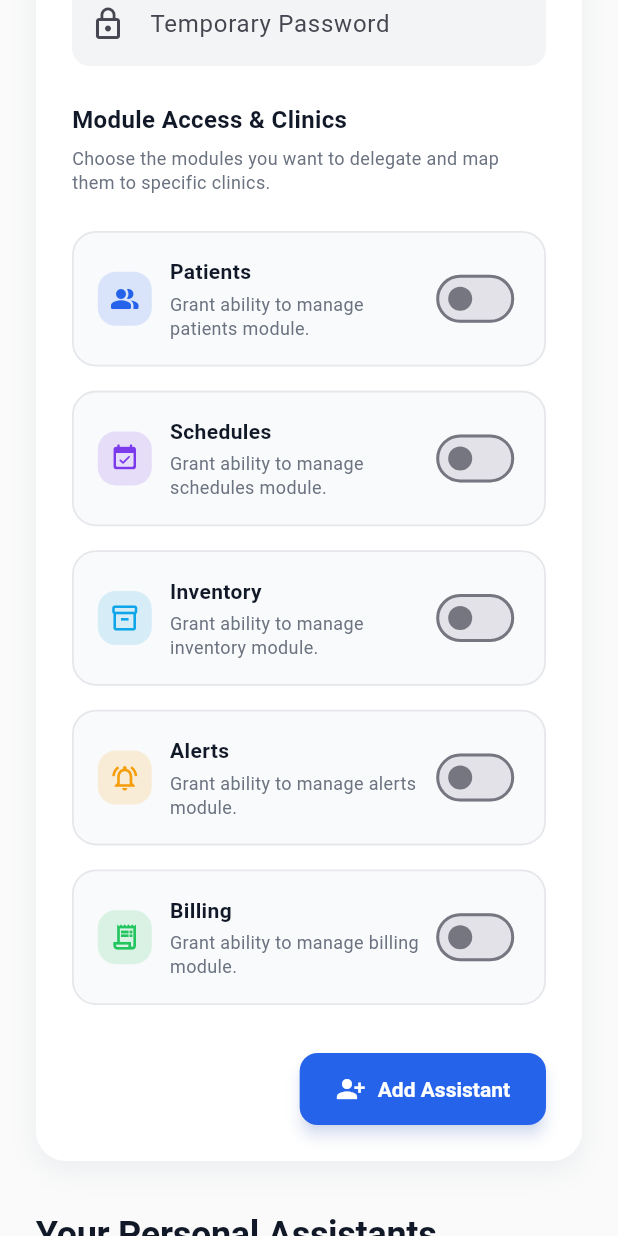
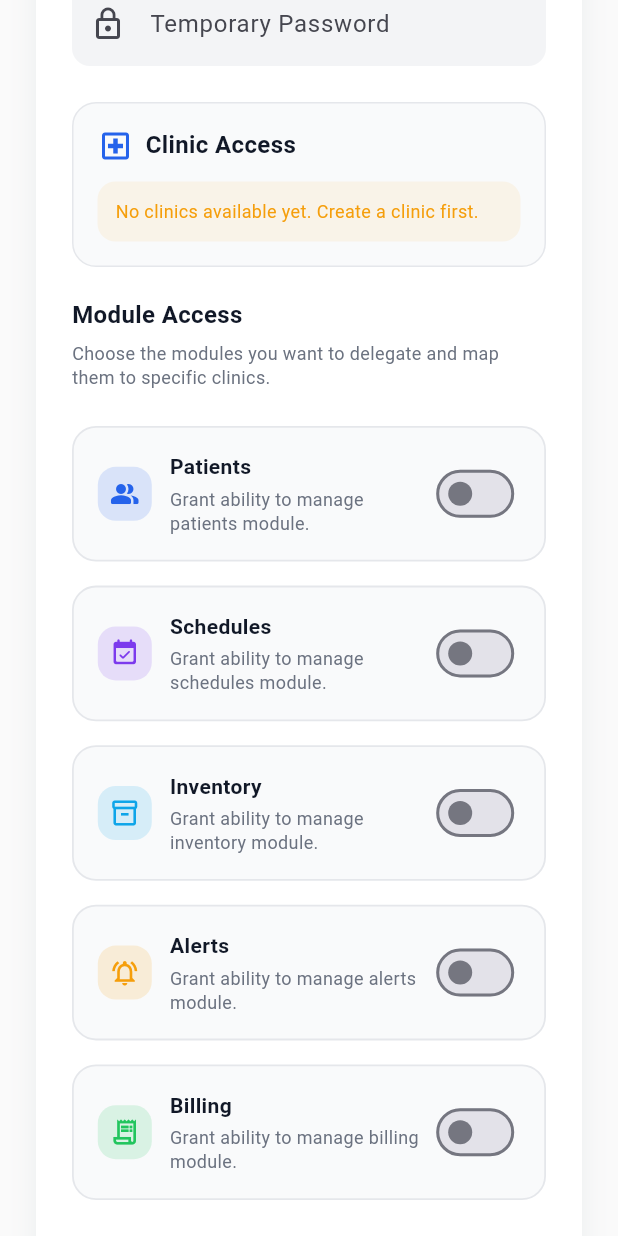
Before and after one commit to thezeeshanasghar/vn, a Flutter app: the PersonalAssistantScreen widget shown alone on an empty page, opened directly, scrolled down 576 dp, on a phone screen of 412 x 824 dp. Run offline on Flutter 3.47's test engine with Material 3 defaults, Android fonts, the light colour scheme and no system bars; our stand-ins replace get, image_picker, shared_preferences; accounts and stored records are empty.

Commit message:
feat: add clinic selection flow for pa access

```diff
--- a/doctor/lib/screens/personal_assistant_screen.dart
+++ b/doctor/lib/screens/personal_assistant_screen.dart
@@ -112,6 +112,115 @@ Map<String, bool> _emptyPermissionFlags() {
   };
 }
 
+void _pruneClinicSelections(
+  Set<int> selectedClinics,
+  Map<String, Set<int>> moduleSelections,
+  int clinicId,
+) {
+  if (selectedClinics.contains(clinicId)) return;
+  for (final module in _moduleSpecs) {
+    moduleSelections[module.field]?.remove(clinicId);
+  }
+}
+
+Widget _buildClinicSelectionSection({
+  required List<Clinic> clinics,
+  required Set<int> selectedClinicIds,
+  required Map<String, Set<int>> moduleSelections,
+  required void Function(void Function()) updateState,
+}) {
+  return Container(
+    padding: const EdgeInsets.all(16),
+    decoration: BoxDecoration(
+      color: AppColors.grey50,
+      borderRadius: BorderRadius.circular(16),
+      border: Border.all(color: AppColors.grey200),
+    ),
+    child: Column(
+      crossAxisAlignment: CrossAxisAlignment.start,
+      children: [
+        Row(
+          children: [
+            const Icon(Icons.local_hospital_outlined, color: AppColors.primary),
+            const SizedBox(width: 8),
+            Text(
+              'Clinic Access',
+              style: AppTextStyles.bodyLarge.copyWith(
+                fontWeight: FontWeight.w700,
+                color: AppColors.textPrimary,
+              ),
+            ),
+            const Spacer(),
+            if (clinics.isNotEmpty) ...[
+              TextButton.icon(
+                onPressed: () {
+                  updateState(() {
+                    selectedClinicIds
+                      ..clear()
+                      ..addAll(clinics.map((clinic) => clinic.clinicId));
+                  });
+                },
+                icon: const Icon(Icons.done_all, size: 18),
+                label: const Text('Select All'),
+              ),
+              TextButton.icon(
+                onPressed: () {
+                  updateState(() {
+                    selectedClinicIds.clear();
+                    for (final module in _moduleSpecs) {
+                      moduleSelections[module.field]?.clear();
+                    }
+                  });
+                },
+                icon: const Icon(Icons.clear_all, size: 18),
+                label: const Text('Clear'),
+              ),
+            ],
+          ],
+        ),
+        const SizedBox(height: 12),
+        if (clinics.isEmpty)
+          Container(
+            width: double.infinity,
+            padding: const EdgeInsets.all(12),
+            decoration: BoxDecoration(
+              color: AppColors.warning.withOpacity(0.08),
+              borderRadius: BorderRadius.circular(12),
+            ),
+            child: Text(
+              'No clinics available yet. Create a clinic first.',
+              style: AppTextStyles.bodySmall.copyWith(color: AppColors.warning),
+            ),
+          )
+        else
+          Wrap(
+            spacing: 8,
+            runSpacing: 8,
+            children: clinics.map((clinic) {
+              final isSelected = selectedClinicIds.contains(clinic.clinicId);
+              return FilterChip(
+                label: Text(clinic.name),
+                selected: isSelected,
+                onSelected: (value) {
+                  updateState(() {
+                    if (value) {
+                      selectedClinicIds.add(clinic.clinicId);
+                    } else {
+                      selectedClinicIds.remove(clinic.clinicId);
+                      _pruneClinicSelections(selectedClinicIds, moduleSelections, clinic.clinicId);
+                    }
+                  });
+                },
+                selectedColor: AppColors.primary.withOpacity(0.18),
+                checkmarkColor: AppColors.primary,
+              );
+            }).toList(),
+          ),
+      ],
+    ),
+  );
+}
+
 class PersonalAssistantScreen extends StatefulWidget {
   const PersonalAssistantScreen({super.key});
 
@@ -134,6 +243,8 @@ class _PersonalAssistantScreenState extends State<PersonalAssistantScreen> {
   final Map<String, Set<int>> _createModuleClinicSelections = {
     for (final module in _moduleSpecs) module.field: <int>{},
   };
+
+  final Set<int> _createClinicSelections = <int>{};
 
   PersonalAssistantController get _paController => Get.find<PersonalAssistantController>();
   ClinicController get _clinicController => Get.find<ClinicController>();
@@ -163,6 +274,7 @@ class _PersonalAssistantScreenState extends State<PersonalAssistantScreen> {
       _createModuleToggles[module.field] = false;
       _createModuleClinicSelections[module.field] = <int>{};
     }
+  _createClinicSelections.clear();
   }
 
   bool _validateModuleSelections(Map<String, bool> toggles, Map<String, Set<int>> selections) {
@@ -221,9 +333,13 @@ class _PersonalAssistantScreenState extends State<PersonalAssistantScreen> {
     required Map<String, bool> toggles,
     required Map<String, Set<int>> selections,
     required void Function(void Function()) updateState,
+  Set<int>? allowedClinicIds,
 }) {
     final isEnabled = toggles[module.field] ?? false;
     final selectedClinics = selections[module.field] ?? <int>{};
+  final filteredClinics = allowedClinicIds == null
+      ? clinics
+      : clinics.where((clinic) => allowedClinicIds.contains(clinic.clinicId)).toList();
 
     return Container(
       margin: const EdgeInsets.symmetric(vertical: 8),
@@ -286,7 +402,7 @@ class _PersonalAssistantScreenState extends State<PersonalAssistantScreen> {
           ),
           if (isEnabled) ...[
             const SizedBox(height: 14),
-            if (clinics.isEmpty)
+            if (filteredClinics.isEmpty)
               Container(
                 width: double.infinity,
                 padding: const EdgeInsets.all(12),
@@ -295,7 +411,9 @@ class _PersonalAssistantScreenState extends State<PersonalAssistantScreen> {
                   borderRadius: BorderRadius.circular(12),
                 ),
                 child: Text(
-                  'No clinics available yet. Create a clinic to assign access.',
+                  allowedClinicIds == null
+                      ? 'No clinics available yet. Create a clinic to assign access.'
+                      : 'Select clinics in the section above before granting ${module.label} access.',
                   style: AppTextStyles.bodySmall.copyWith(color: AppColors.warning),
                 ),
               )
@@ -303,7 +421,7 @@ class _PersonalAssistantScreenState extends State<PersonalAssistantScreen> {
               Wrap(
                 spacing: 8,
                 runSpacing: 8,
-                children: clinics.map((clinic) {
+                children: filteredClinics.map((clinic) {
                   final isSelected = selectedClinics.contains(clinic.clinicId);
                   return FilterChip(
                     label: Text(clinic.name),
@@ -341,6 +459,17 @@ class _PersonalAssistantScreenState extends State<PersonalAssistantScreen> {
         snackPosition: SnackPosition.TOP,
         backgroundColor: AppColors.warning.withOpacity(0.15),
         colorText: AppColors.warning,
+      );
+      return;
+    }
+
+    if (_createClinicSelections.isEmpty) {
+      Get.snackbar(
+        'Select clinics',
+        'Pick at least one clinic to map your assistant to.',
+        snackPosition: SnackPosition.TOP,
+        backgroundColor: AppColors.error.withOpacity(0.1),
+        colorText: AppColors.error,
       );
       return;
     }
@@ -418,6 +547,9 @@ class _PersonalAssistantScreenState extends State<PersonalAssistantScreen> {
             .map((access) => access.clinicId)
             .toSet(),
     };
+    final Set<int> selectedClinics = assistant.clinicAccess
+        .map((access) => access.clinicId)
+        .toSet();
 
     await showDialog<void>(
       context: context,
@@ -445,15 +577,25 @@ class _PersonalAssistantScreenState extends State<PersonalAssistantScreen> {
                 child: SingleChildScrollView(
                   child: Column(
                     crossAxisAlignment: CrossAxisAlignment.start,
-                    children: _moduleSpecs
-                        .map((module) => _buildModuleAccessTile(
+                    children: [
+                      _buildClinicSelectionSection(
+                        clinics: clinics,
+                        selectedClinicIds: selectedClinics,
+                        moduleSelections: moduleClinicSelections,
+                        updateState: setState,
+                      ),
+                      const SizedBox(height: 16),
+                      ..._moduleSpecs.map(
+                        (module) => _buildModuleAccessTile(
                           module: module,
                           clinics: clinics,
                           toggles: moduleToggles,
                           selections: moduleClinicSelections,
                           updateState: setState,
-                            ))
-                        .toList(),
+                          allowedClinicIds: selectedClinics,
+                        ),
+                      ),
+                    ],
                   ),
                 ),
               ),
@@ -631,8 +773,15 @@ class _PersonalAssistantScreenState extends State<PersonalAssistantScreen> {
               return Column(
                 crossAxisAlignment: CrossAxisAlignment.start,
                 children: [
+                  _buildClinicSelectionSection(
+                    clinics: clinics,
+                    selectedClinicIds: _createClinicSelections,
+                    moduleSelections: _createModuleClinicSelections,
+                    updateState: setState,
+                  ),
+                  const SizedBox(height: 20),
                   Text(
-                    'Module Access & Clinics',
+                    'Module Access',
                     style: AppTextStyles.bodyLarge.copyWith(
                       fontWeight: FontWeight.w700,
                       color: AppColors.textPrimary,
@@ -651,6 +800,7 @@ class _PersonalAssistantScreenState extends State<PersonalAssistantScreen> {
                       toggles: _createModuleToggles,
                       selections: _createModuleClinicSelections,
                       updateState: setState,
+                      allowedClinicIds: _createClinicSelections,
                     );
                   }).toList(),
                 ],
```
Lines whose indentation alone changed are shown as unchanged.
